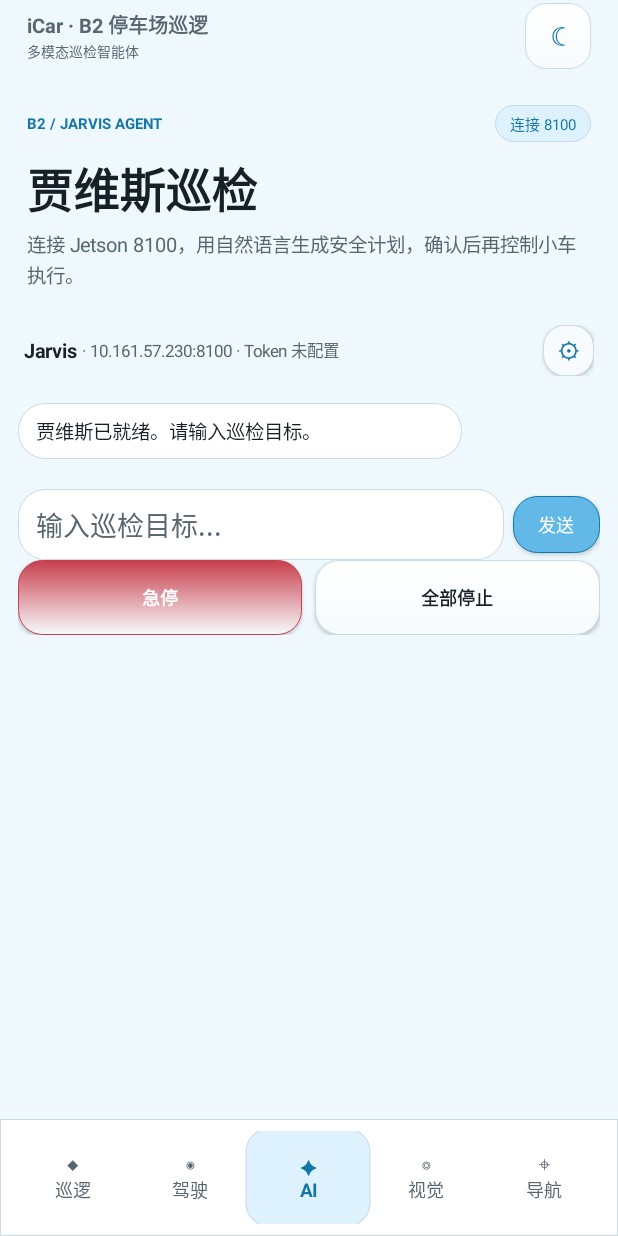
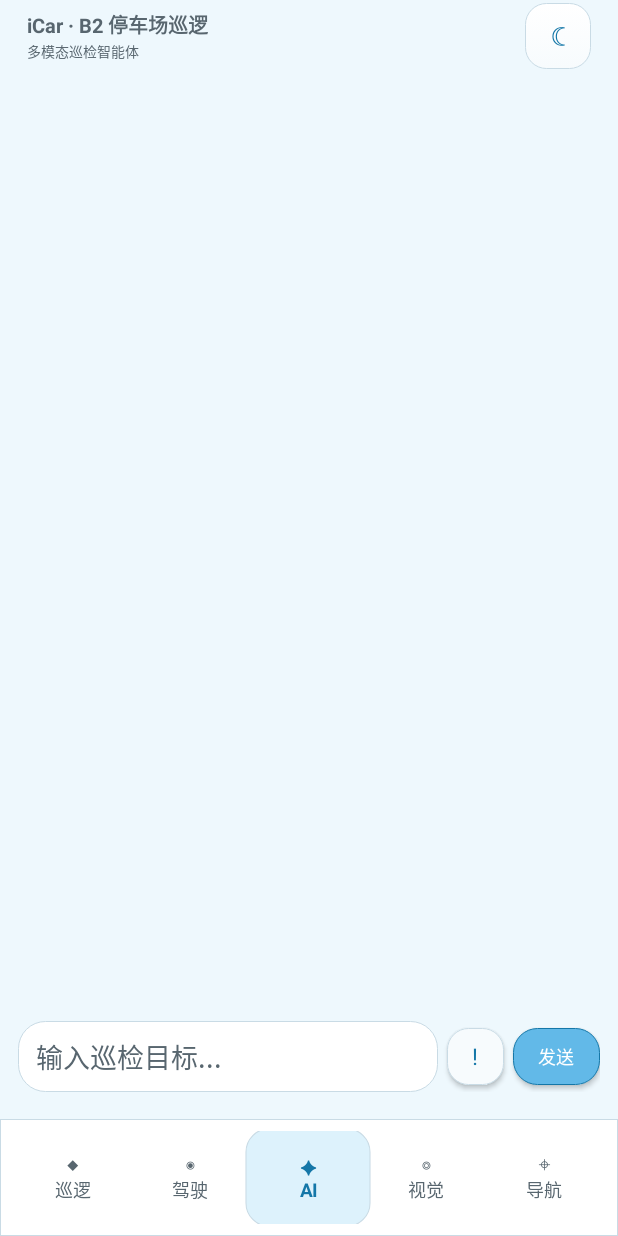
Before and after one commit to ZhangBuFeng666/smart_car_slam_training, an Android app: the screen it shows after launch (MainActivity), after a tap on "AI", on a phone screen of 412 x 824 dp. Run offline under Robolectric (Android 15) with nearby library versions, the light colour scheme and no system bars; pictures from the network do not load.

Commit message:
fix: streamline Jarvis chat screen

```diff
--- a/app/src/main/java/com/example/icarcontroller/JarvisChatPage.kt
+++ b/app/src/main/java/com/example/icarcontroller/JarvisChatPage.kt
@@ -30,14 +30,7 @@ class JarvisChatPage(
     private var token = credentials.loadToken()
     private var missionId: String? = null
     private var currentPlan: JarvisMissionPlan? = null
-    private var state = JarvisViewState.initial().copy(
-        chatItems = listOf(
-            JarvisChatItem.AssistantMessage(
-                "贾维斯已就绪。请输入巡检目标。",
-                ""
-            )
-        )
-    )
+    private var state = JarvisViewState.initial()
 
     private val chatList = LinearLayout(context).apply {
         orientation = VERTICAL
@@ -66,10 +59,8 @@ class JarvisChatPage(
     init {
         orientation = VERTICAL
         setPadding(0, 0, 0, 0)
-        addView(statusBar(), LayoutParams(LayoutParams.MATCH_PARENT, LayoutParams.WRAP_CONTENT).apply {
-            setMargins(0, 0, 0, dp(6))
-        })
         addView(ScrollView(context).apply {
+            isFillViewport = true
             addView(chatList)
         }, LayoutParams(LayoutParams.MATCH_PARENT, 0, 1f))
         addView(composer(), LayoutParams(LayoutParams.MATCH_PARENT, LayoutParams.WRAP_CONTENT).apply {
@@ -78,41 +69,20 @@ class JarvisChatPage(
         render()
     }
 
-    private fun statusBar(): LinearLayout = LinearLayout(context).apply {
+    private fun composer(): LinearLayout = LinearLayout(context).apply {
         orientation = HORIZONTAL
         gravity = Gravity.CENTER_VERTICAL
-        setPadding(dp(4), dp(2), dp(4), dp(2))
-        addView(TextView(context).apply {
-            text = "Jarvis"
-            setTextColor(color(palette.textPrimary))
-            textSize = 13f
-            setTypeface(Typeface.DEFAULT, Typeface.BOLD)
+        setPadding(0, dp(4), 0, 0)
+        addView(input, LayoutParams(0, LayoutParams.WRAP_CONTENT, 1f))
+        addView(iconButton("!") {
+            onEmergencyStop()
+            state = JarvisReducer.reduce(state, JarvisEvent.SystemMessageAdded("已发送急停指令。"))
+            render()
+        }, LayoutParams(dp(38), dp(38)).apply {
+            setMargins(dp(6), 0, 0, 0)
         })
-        addView(TextView(context).apply {
-            text = " · $host:8100 · ${if (token.isBlank()) "Token 未配置" else "Token 已配置"}"
-            setTextColor(color(palette.textSecondary))
-            textSize = 11f
-            maxLines = 1
-        }, LayoutParams(0, LayoutParams.WRAP_CONTENT, 1f))
-        addView(iconButton("⚙") {
-            tokenInput.visibility = if (tokenInput.visibility == View.VISIBLE) View.GONE else View.VISIBLE
-        }, LayoutParams(dp(34), dp(34)))
-    }
-
-    private fun composer(): LinearLayout = LinearLayout(context).apply {
-        orientation = VERTICAL
-        setPadding(0, dp(4), 0, 0)
-        tokenInput.visibility = View.GONE
-        addView(tokenInput, LayoutParams(LayoutParams.MATCH_PARENT, LayoutParams.WRAP_CONTENT).apply {
-            setMargins(0, 0, 0, dp(8))
-        })
-        addView(LinearLayout(context).apply {
-            orientation = HORIZONTAL
-            gravity = Gravity.CENTER_VERTICAL
-            addView(input, LayoutParams(0, LayoutParams.WRAP_CONTENT, 1f))
-            addView(primaryButton("发送") { sendMessage() }, LayoutParams(dp(58), dp(38)).apply {
-                setMargins(dp(6), 0, 0, 0)
-            })
+        addView(primaryButton("发送") { sendMessage() }, LayoutParams(dp(58), dp(38)).apply {
+            setMargins(dp(6), 0, 0, 0)
         })
     }
 
--- a/app/src/main/java/com/example/icarcontroller/MainActivity.kt
+++ b/app/src/main/java/com/example/icarcontroller/MainActivity.kt
@@ -130,6 +130,15 @@ class MainActivity : Activity() {
         scrollContent.isVerticalScrollBarEnabled = false
         topBar = findViewById(R.id.topBar)
         bottomNav = findViewById(R.id.bottomNav)
+        findViewById<View>(android.R.id.content).setOnApplyWindowInsetsListener { _, insets ->
+            val keyboardVisible = if (Build.VERSION.SDK_INT >= Build.VERSION_CODES.R) {
+                insets.isVisible(WindowInsets.Type.ime())
+            } else {
+                false
+            }
+            bottomNav.visibility = if (selectedPage == "ai" && keyboardVisible) View.GONE else View.VISIBLE
+            insets
+        }
         txtAppTitle = findViewById(R.id.txtAppTitle)
         txtStatusPill = findViewById(R.id.txtStatusPill)
         globalThemeToggle = findViewById(R.id.globalThemeToggle)
@@ -214,6 +223,15 @@ class MainActivity : Activity() {
         portInput = null
 
         pageContent.removeAllViews()
+        pageContent.layoutParams = pageContent.layoutParams.apply {
+            height = if (key == "ai") ViewGroup.LayoutParams.MATCH_PARENT else ViewGroup.LayoutParams.WRAP_CONTENT
+        }
+        pageContent.setPadding(
+            pageContent.paddingLeft,
+            pageContent.paddingTop,
+            pageContent.paddingRight,
+            if (key == "ai") 0 else dp(InteractionSpec.contentBottomClearanceDp())
+        )
         updateChrome(key)
         updateTopBar(key)
         updateNavigation()
@@ -417,12 +435,6 @@ class MainActivity : Activity() {
     }
 
     private fun renderAiPage() {
-        pageContent.addView(parkingPageHeader(
-            kicker = JarvisUiSpec.headerKicker(),
-            title = JarvisUiSpec.headerTitle(),
-            subtitle = JarvisUiSpec.headerSubtitle(),
-            status = "连接 8100"
-        ))
         pageContent.addView(JarvisChatPage(
             context = this,
             host = currentHost,
@@ -432,8 +444,11 @@ class MainActivity : Activity() {
             onEmergencyStop = {
                 sendGet(api().emergencyStopUrl(), "急停", executorService = stopExecutor)
             }
+        ), LinearLayout.LayoutParams(
+            ViewGroup.LayoutParams.MATCH_PARENT,
+            0,
+            1f
         ))
-        pageContent.addView(parkingSafetyStrip())
     }
 
     private fun renderVision() {
```
